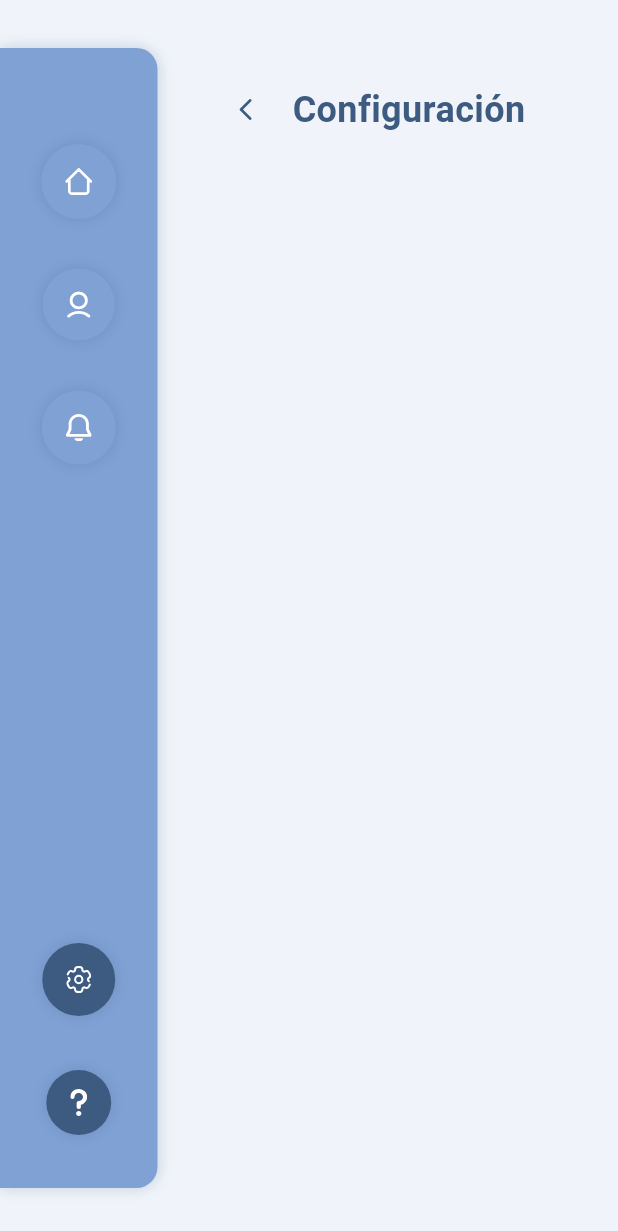
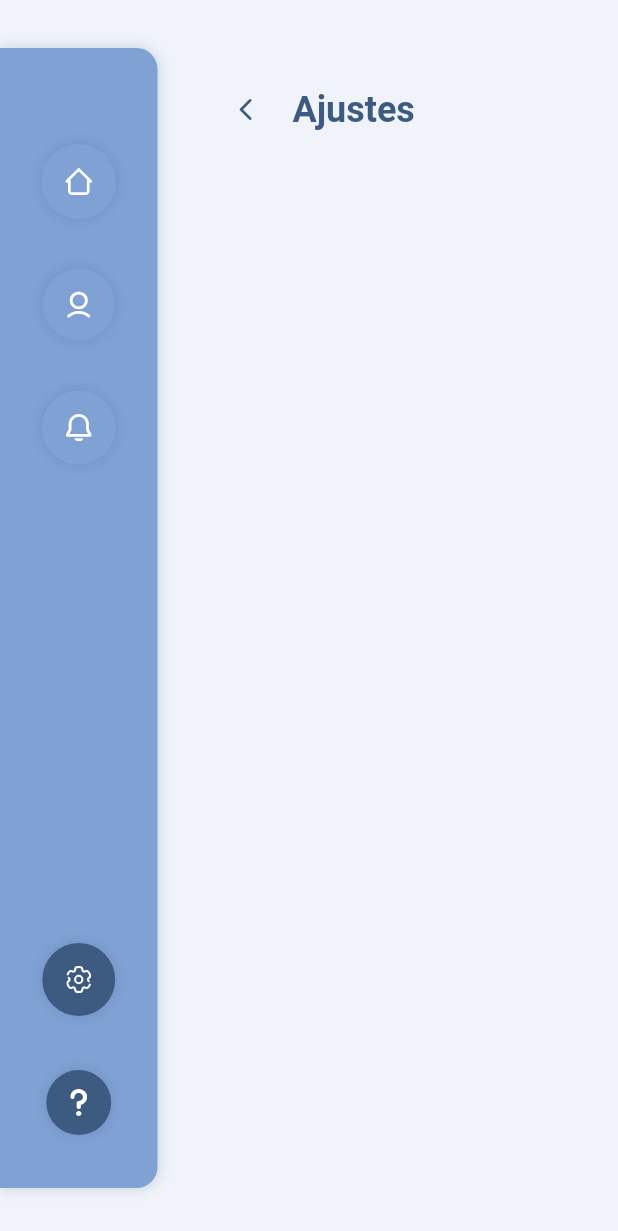
Before and after one commit to SilverFoxMedia-Tesis/fitlifebuddy, a Flutter app: the PatientsPage screen opened by its route, after a tap on an icon or button, on a phone screen of 412 x 824 dp. Shown: the top 1231 px of the screen. Run offline on Flutter 3.47's test engine with Material 3 defaults, Android fonts, the phone set to English and light mode, and no system bars; our stand-ins replace data_table_2, dropdown_button2, easy_date_timeline, flutter_svg, get, google_fonts and 3 more; missing offline and left inert: unsplash_client; accounts and stored records are empty.

Commit message:
add loading widgets and custom bar

```diff
--- a/assets/languages/es_PE.json
+++ b/assets/languages/es_PE.json
@@ -98,6 +98,7 @@
     "breakfast": "Desayuno",
     "lunch": "Almuerzo",
     "dinner": "Cena",
+    "cancel": "Cancelar",
     "patientRegistration": "Registro de paciente",
     "newAccount": "En caso de no contar con una cuenta previa, puede ingresar al apartado de Registro de paciente, colocar su información personal, condiciones médicas y condiciones alimentarias de su preferencia. Al final del registro se emitirá una contraseña con la que podrá ingresar a la aplicación.",
     "patientLogin": "Inicio de sesión de paciente",
--- a/lib/core/theme/size/container_size.dart
+++ b/lib/core/theme/size/container_size.dart
@@ -24,4 +24,5 @@ class ContainerSize {
   static const basePlanItemCardWidth = 400.0;
   static const basePlanItemCardHeight = 160.0;
   static const confirmationDialogWidth = 480.0;
+  static const loadingIndicator = 24.0;
 }
--- a/lib/domain/enum/time_meal.dart
+++ b/lib/domain/enum/time_meal.dart
@@ -1,6 +1,6 @@
 enum TimeMeal {
   breakfast('Breakfast', 'Desayuno'),
-  lunch('Lunch', 'ALmuerzo'),
+  lunch('Lunch', 'Almuerzo'),
   dinner('Dinner', 'Cena');
 
   const TimeMeal(this.value, this.label);
--- a/lib/pages/launcher_page.dart
+++ b/lib/pages/launcher_page.dart
@@ -1,5 +1,5 @@
 import 'package:fitlifebuddy/core/theme/colors/colors.dart';
-import 'package:fitlifebuddy/widgets/app_bar/app_bar.dart';
+import 'package:fitlifebuddy/widgets/side_bar/side_bar.dart';
 // ignore: unused_import
 import 'package:fitlifebuddy/widgets/cover/cover.dart';
 import 'package:flutter/material.dart';
@@ -21,7 +21,7 @@ class LauncherPage extends GetResponsiveView {
       child: Scaffold(
         body: Row(
           children: [
-            if (isLogged) const MyAppBar(),
+            if (isLogged) const SideBar(),
             Flexible(child: child!),
           ],
         ),
--- a/lib/pages/settings_page/setting_page.dart
+++ b/lib/pages/settings_page/setting_page.dart
@@ -1,11 +1,8 @@
-import 'package:fitlifebuddy/core/theme/colors/colors.dart';
-import 'package:fitlifebuddy/core/theme/size/container_size.dart';
 import 'package:fitlifebuddy/core/theme/style/padding.dart';
 import 'package:fitlifebuddy/core/theme/style/spacing.dart';
-import 'package:fitlifebuddy/core/theme/style/text_style.dart';
 import 'package:fitlifebuddy/pages/launcher_page.dart';
 import 'package:fitlifebuddy/routes/app_routes.dart';
-import 'package:fitlifebuddy/widgets/app_icon_button/app_icon_button.dart';
+import 'package:fitlifebuddy/widgets/custom_bar/custom_bar.dart';
 import 'package:flutter/material.dart';
 import 'package:get/get.dart';
 
@@ -21,28 +18,17 @@ class SettingsPage extends StatelessWidget {
           crossAxisAlignment: CrossAxisAlignment.start,
           children: [
             AppSpacing.spacingVertical24,
-            Row(
-              mainAxisSize: MainAxisSize.min,
-              children: [
-                AppIconButton(
-                iconData: Icons.arrow_back_ios_rounded,
-                iconColor: AppColors.secondary,
-                size: ContainerSize.iconSize,
-                onTap: () => Get.offAllNamed(AppRoutes.home),
-                outlined: true,
-                ),
-                AppSpacing.spacingHorizontal14,
-                Text(
-                  'Configuración',
-                  style: AppTextStyle.robotoSemibold24.copyWith(
-                    color: AppColors.secondary,
-                  ),
-                ),
-              ],
-            ),
+            buildCustomBar(),
           ],
         ),
       ),
     );
   }
+
+  Widget buildCustomBar() {
+    return CustomBar(
+      title: 'settings'.tr,
+      onBackPressed: () => Get.offAllNamed(AppRoutes.home),
+    );
+  }
 }
--- /dev/null
+++ b/lib/widgets/custom_bar/custom_bar.dart
@@ -0,0 +1,66 @@
+import 'package:fitlifebuddy/core/theme/colors/colors.dart';
+import 'package:fitlifebuddy/core/theme/size/container_size.dart';
+import 'package:fitlifebuddy/core/theme/style/spacing.dart';
+import 'package:fitlifebuddy/core/theme/style/text_style.dart';
+import 'package:fitlifebuddy/widgets/app_icon_button/app_icon_button.dart';
+import 'package:flutter/material.dart';
+
+class CustomBar extends StatelessWidget {
+  final String title;
+  final String? extraTitle;
+  final void Function()? onBackPressed;
+  final List<Widget>? actions;
+
+  const CustomBar({
+    required this.title,
+    this.extraTitle,
+    this.onBackPressed,
+    this.actions,
+    super.key,
+  });
+
+  @override
+  Widget build(BuildContext context) {
+    return Row(
+      mainAxisAlignment: MainAxisAlignment.spaceBetween,
+      children: [
+        Row(
+          mainAxisSize: MainAxisSize.min,
+          children: [
+            AppIconButton(
+              iconData: Icons.arrow_back_ios_rounded,
+              iconColor: AppColors.secondary,
+              size: ContainerSize.iconSize,
+              onTap: onBackPressed,
+              outlined: true,
+            ),
+            AppSpacing.spacingHorizontal14,
+            RichText(
+              text: TextSpan(
+                children: [
+                  TextSpan(
+                    text: title,
+                    style: AppTextStyle.robotoSemibold24.copyWith(
+                      color: AppColors.secondary,
+                    ),
+                  ),
+                  TextSpan(
+                    text: extraTitle,
+                    style: AppTextStyle.robotoRegular24.copyWith(
+                      color: AppColors.primary,
+                    ),
+                  ),
+                ],
+              ),
+            ),
+          ],
+        ),
+        if (actions != null)
+          Row(
+            mainAxisSize: MainAxisSize.min,
+            children: actions!,
+          ),
+      ],
+    );
+  }
+}
--- a/lib/widgets/app_bar/app_bar.dart
+++ b/lib/widgets/side_bar/side_bar.dart
@@ -6,13 +6,13 @@ import 'package:fitlifebuddy/core/theme/style/border_radius.dart';
 import 'package:fitlifebuddy/core/theme/style/padding.dart';
 import 'package:fitlifebuddy/core/theme/style/spacing.dart';
 import 'package:fitlifebuddy/routes/app_routes.dart';
-import 'package:fitlifebuddy/widgets/app_bar/app_button.dart';
+import 'package:fitlifebuddy/widgets/side_bar/app_button.dart';
 //import 'package:fitlifebuddy/widgets/app_bar/logo_button.dart';
 import 'package:flutter/material.dart';
 import 'package:get/get.dart';
 
-class MyAppBar extends StatelessWidget {
-  const MyAppBar({super.key});
+class SideBar extends StatelessWidget {
+  const SideBar({super.key});
 
   @override
   Widget build(BuildContext context) {
```
Also changed, not shown: lib/pages/patient_profile_page/patient_profile_controller.dart (+14 -4 lines), lib/pages/patient_profile_page/patient_profile_page.dart (+33 -43 lines), lib/pages/plan_page/plan_page.dart (+17 -31 lines), lib/widgets/loading/loading_indicator.dart (added, +28 -0 lines), lib/widgets/loading/loading_widget.dart (added, +33 -0 lines), lib/widgets/side_bar/app_button.dart (renamed from lib/widgets/app_bar/app_button.dart), lib/widgets/side_bar/logo_button.dart (renamed from lib/widgets/app_bar/logo_button.dart).
